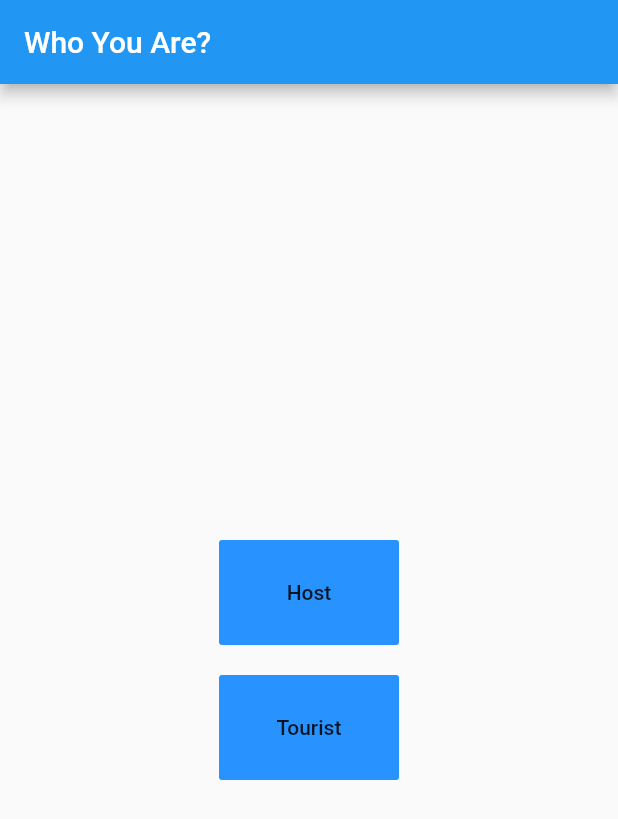
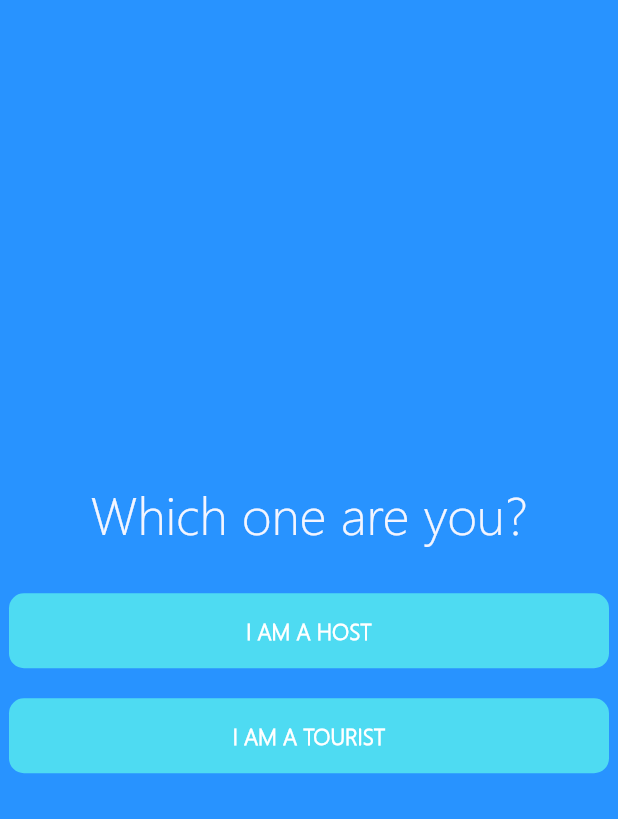
Before and after one commit to KRHero03/HearthHome, a Flutter app: the SplitScreen screen opened directly, on a phone screen of 412 x 824 dp. Shown: the top 819 px of the screen. Run offline on Flutter 3.47's test engine with Material 2 defaults, Android fonts, the phone set to English and light mode, and no system bars; our stand-ins replace firebase_auth, firebase_database, fluttertoast, google_maps_flutter, image_picker, intro_slider and 2 more; missing offline and left inert: flutter_advanced_networkimage, flutter_country_picker, google_map_location_picker, true_time; accounts and stored records are empty.

```diff
--- a/lib/screens/split_screen.dart
+++ b/lib/screens/split_screen.dart
@@ -8,15 +8,102 @@ class SplitScreen extends StatelessWidget {
   @override
   Widget build(BuildContext context) {
     return Scaffold(
-      appBar: AppBar(
-        title: Text('Who You Are?'),
-        backgroundColor: Colors.blue,
+        body: Stack(children: <Widget>[
+      Container(
+          width: MediaQuery.of(context).size.width,
+          height: MediaQuery.of(context).size.height,
+          color: Theme.of(context).primaryColor,
+          alignment: Alignment.center,
+          child: SingleChildScrollView(
+            child: Column(
+              mainAxisAlignment: MainAxisAlignment.center,
+              children: <Widget>[
+                Padding(
+                    padding: EdgeInsets.all(10),
+                    child: Text(
+                      'Which one are you?',
+                      style: TextStyle(
+                        fontSize: 35,
+                        fontFamily: 'Standard',
+                        color: Color(0xfff3f5ff),
                       ),
-      body: Center(
+                      textAlign: TextAlign.center,
+                    )),
+                Padding(
+                  padding: EdgeInsets.only(top: 20),
+                  child: MaterialButton(
+                    onPressed: () {
+                      Navigator.push(
+                          context,
+                          MaterialPageRoute(
+                              builder: (context) => ProviderInfo()));
+                    },
+                    child: Text(
+                      'I AM A HOST',
+                      style: TextStyle(
+                        fontSize: 15,
+                        fontFamily: 'Standard',
+                        fontWeight: FontWeight.bold,
+                      ),
+                    ),
+                    color: Theme.of(context).accentColor,
+                    elevation: 0,
+                    minWidth: 400,
+                    height: 50,
+                    textColor: Colors.white,
+                    shape: RoundedRectangleBorder(
+                        borderRadius: BorderRadius.circular(10)),
+                  ),
+                ),
+                Padding(
+                  padding: EdgeInsets.only(top: 20),
+                  child: MaterialButton(
+                    onPressed: () {
+                      Navigator.push(
+                          context,
+                          MaterialPageRoute(
+                              builder: (context) => TouristInput()));
+                    },
+                    child: Text(
+                      'I AM A TOURIST',
+                      style: TextStyle(
+                        fontSize: 15,
+                        fontFamily: 'Standard',
+                        fontWeight: FontWeight.bold,
+                      ),
+                    ),
+                    color: Theme.of(context).accentColor,
+                    elevation: 0,
+                    minWidth: 400,
+                    height: 50,
+                    textColor: Colors.white,
+                    shape: RoundedRectangleBorder(
+                        borderRadius: BorderRadius.circular(10)),
+                  ),
+                ),
+              ],
+            ),
+          ))
+    ]));
+    /* Container(
+        width: MediaQuery.of(context).size.width,
+        height: MediaQuery.of(context).size.height,
+        color: Theme.of(context).primaryColor,
+        child: SingleChildScrollView(
                   child: Column(
             mainAxisAlignment: MainAxisAlignment.center,
             crossAxisAlignment: CrossAxisAlignment.center,
             children: <Widget>[
+              Padding(padding: EdgeInsets.all(10),
+              child: Padding(
+                padding: EdgeInsets.all(5),
+                child: Text('Which one are you?',
+                    style: TextStyle(
+                      fontSize: 20,
+                      fontFamily: 'Standard',
+                      color: Color(0xfff3f5ff),
+                    ),
+                    textAlign: TextAlign.center,)),),
               Container(
                 padding: EdgeInsets.all(10),
                 child: ButtonTheme(
@@ -64,6 +151,7 @@ class SplitScreen extends StatelessWidget {
             ],
           ),
         ),
-    );
+      ),
+    );*/
   }
 }
```
Also changed, not shown: lib/main.dart (+16 -12 lines), lib/provider/auth.dart (deleted, +0 -115 lines), lib/screens/authenticate/auth-screen.dart (+18 -15 lines), lib/screens/intro.dart (added, +127 -0 lines), lib/screens/tourist_screen.dart (+22 -7 lines), lib/services/auth.dart (+20 -10 lines), pubspec.yaml (+7 -2 lines), pubspec.lock, 1 other file. Lines whose indentation alone changed are shown as unchanged.
